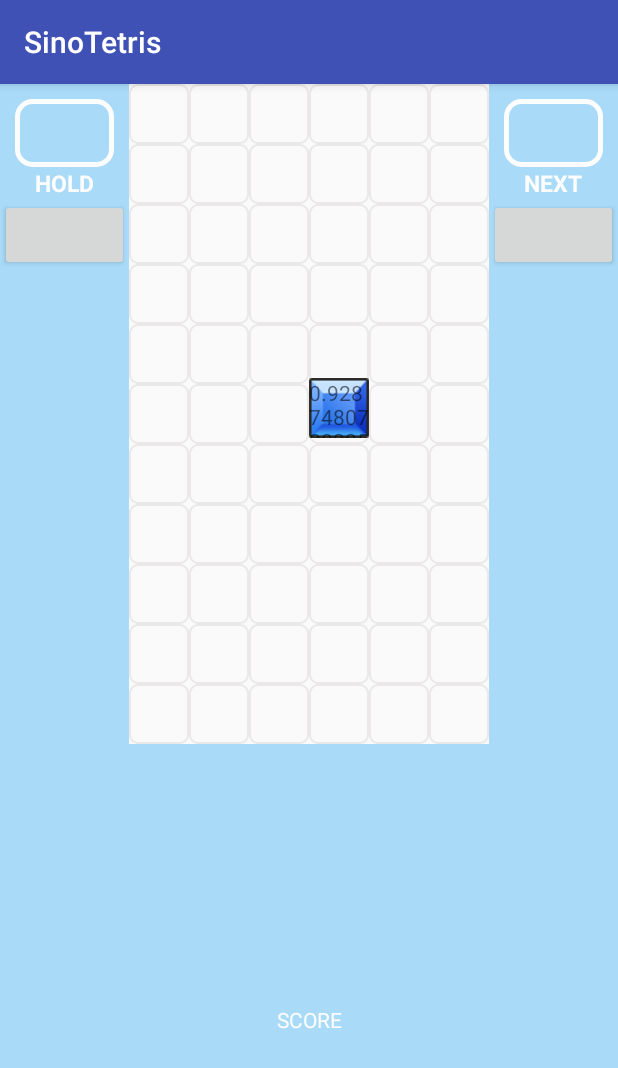
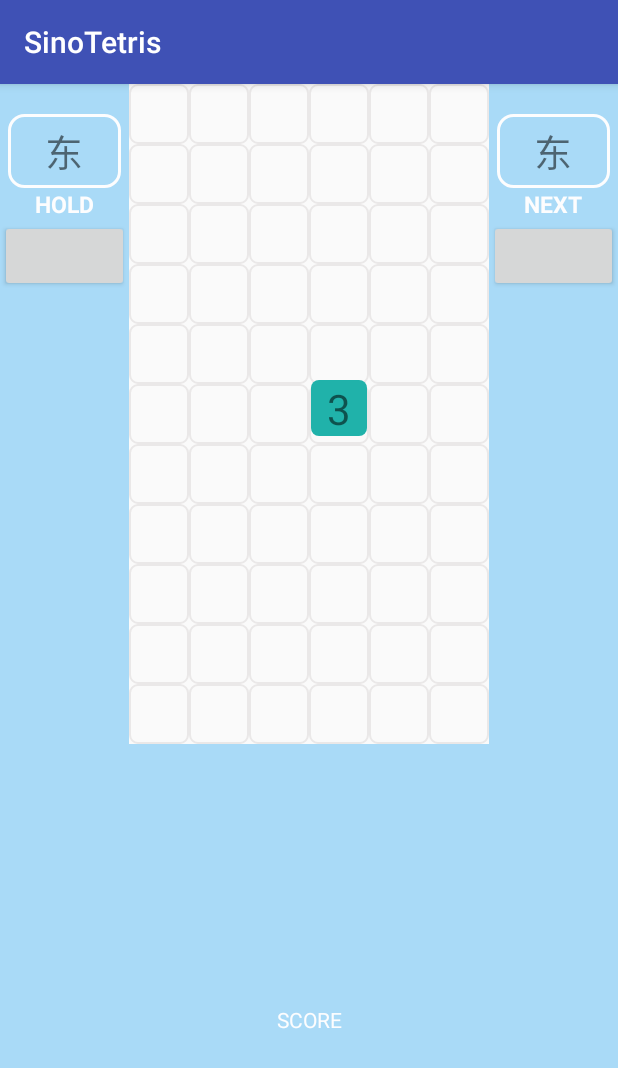
Before and after one commit to yishengma/SinoTetris, an Android app: the TetrisActivity screen opened directly, with no data from a screen before it, on a phone screen of 412 x 824 dp. Shown: the top 1068 px of the screen. Run offline under Robolectric (Android 15) with nearby library versions, the phone set to English and light mode, and no system bars; our stand-ins replace ButterKnife.

Commit message:
添加音效，背景色

```diff
--- a/app/src/main/java/yishengma/sino_tetris/TetrisAdapter.java
+++ b/app/src/main/java/yishengma/sino_tetris/adapter/TetrisAdapter.java
@@ -1,10 +1,12 @@
-package yishengma.sino_tetris;
+package yishengma.sino_tetris.adapter;
 
 import android.content.Context;
 import android.view.View;
 import android.view.ViewGroup;
 import android.widget.BaseAdapter;
 import android.widget.TextView;
+
+import yishengma.sino_tetris.R;
 
 /**
  *
@@ -18,7 +20,7 @@ public class TetrisAdapter extends BaseAdapter {
 
 
 
-    TetrisAdapter(Context context, int count) {
+   public TetrisAdapter(Context context, int count) {
         mContext = context;
         mCount = count;
 
--- a/app/src/main/java/yishengma/bean/BlockView.java
+++ b/app/src/main/java/yishengma/sino_tetris/bean/BlockView.java
@@ -1,8 +1,11 @@
-package yishengma.bean;
+package yishengma.sino_tetris.bean;
 
 import android.content.Context;
+import android.graphics.drawable.GradientDrawable;
 import android.support.annotation.Nullable;
 import android.util.AttributeSet;
+
+import yishengma.sino_tetris.utils.DensityUtil;
 
 
 /**
@@ -14,6 +17,7 @@ public class BlockView extends android.support.v7.widget.AppCompatTextView {
 
     private int mRow;
     private int mColumn;
+    private Color mColor;
     public BlockView(Context context) {
         super(context);
     }
@@ -43,4 +47,17 @@ public class BlockView extends android.support.v7.widget.AppCompatTextView {
         mColumn = column;
         return this;
     }
+
+    public Color getColor() {
+        return mColor;
+    }
+
+    public BlockView setColor(Color color) {
+        mColor = color;
+        GradientDrawable gd = new GradientDrawable();//创建drawable
+        gd.setColor(android.graphics.Color.parseColor(color.getColor()));
+        gd.setCornerRadius(DensityUtil.dip2px(this.getContext(),5));
+        this.setBackground(gd);
+        return this;
+    }
 }
--- a/app/src/main/java/yishengma/bean/Color.java
+++ b/app/src/main/java/yishengma/sino_tetris/bean/Color.java
@@ -1,4 +1,4 @@
-package yishengma.bean;
+package yishengma.sino_tetris.bean;
 
 /**
  * Created by PirateHat on 18-10-5.
--- a/app/src/main/java/yishengma/utils/ColorUtil.java
+++ b/app/src/main/java/yishengma/sino_tetris/utils/ColorUtil.java
@@ -1,7 +1,6 @@
-package yishengma.utils;
+package yishengma.sino_tetris.utils;
 
 import android.content.res.Resources;
-import android.util.Log;
 import android.util.Xml;
 
 import org.xmlpull.v1.XmlPullParser;
@@ -11,7 +10,7 @@ import java.io.InputStream;
 import java.util.ArrayList;
 import java.util.List;
 
-import yishengma.bean.Color;
+import yishengma.sino_tetris.bean.Color;
 
 
 /**
@@ -20,20 +19,42 @@ import yishengma.bean.Color;
  */
 
 public class ColorUtil {
+    private static ColorUtil sColorUtil;
+    private static final String TAG = "ColorUtil";
+    private static List<Color> mAllColors;
 
-    private static final String TAG = "ColorUtil";
-
-    public static void choseColor(Resources resources) {
-
+    private ColorUtil(Resources resources) {
         try {
-            List<Color> colors = pull2xml(resources.getAssets().open("colors.xml"));
-            for (Color c : colors) {
-                Log.e(TAG, "choseColor: " + c.getColor());
-
-            }
+            mAllColors = pull2xml(resources.getAssets().open("colors.xml"));
         } catch (Exception e) {
             e.printStackTrace();
         }
+    }
+
+
+    public static void init(Resources resources){
+        if (sColorUtil==null) {
+            sColorUtil = new ColorUtil(resources);
+
+        }
+    }
+
+
+    public static Color getColor(){
+        if (sColorUtil==null){
+            throw new NullPointerException("ColorUtil has not init! ");
+        }
+        int size = mAllColors.size();
+        int index = (int)(Math.random()*size);
+        Color color = mAllColors.get(index);
+        mAllColors.remove(color);
+        return color;
+    }
+    public static void recyclerColor(Color color){
+        if (sColorUtil==null){
+            throw new NullPointerException("ColorUtil has not init! ");
+        }
+        mAllColors.add(color);
     }
 
     private static List<Color> pull2xml(InputStream is) throws Exception {
--- a/app/src/main/java/yishengma/utils/DensityUtil.java
+++ b/app/src/main/java/yishengma/sino_tetris/utils/DensityUtil.java
@@ -1,4 +1,4 @@
-package yishengma.utils;
+package yishengma.sino_tetris.utils;
 
 import android.content.Context;
 
--- a/app/src/main/java/yishengma/sino_tetris/SelectActivity.java
+++ b/app/src/main/java/yishengma/sino_tetris/view/SelectActivity.java
@@ -1,13 +1,12 @@
-package yishengma.sino_tetris;
+package yishengma.sino_tetris.view;
 
 import android.content.Intent;
 import android.os.Bundle;
-import android.os.PersistableBundle;
-import android.support.annotation.Nullable;
 import android.support.v7.app.AppCompatActivity;
 import android.view.View;
 import android.widget.Button;
 
+import yishengma.sino_tetris.R;
 
 
 public class SelectActivity extends AppCompatActivity implements View.OnClickListener {
--- a/app/src/main/java/yishengma/sino_tetris/TetrisActivity.java
+++ b/app/src/main/java/yishengma/sino_tetris/view/TetrisActivity.java
@@ -1,16 +1,22 @@
-package yishengma.sino_tetris;
+package yishengma.sino_tetris.view;
 
 import android.animation.Animator;
 import android.animation.AnimatorListenerAdapter;
 import android.animation.ObjectAnimator;
 
 import android.animation.ValueAnimator;
+
+import android.media.AudioAttributes;
+import android.media.AudioManager;
+import android.media.SoundPool;
+
 import android.os.Bundle;
 
 
 import android.support.v7.app.AppCompatActivity;
 
 import android.text.TextUtils;
+
 import android.util.Log;
 import android.view.LayoutInflater;
 import android.view.View;
@@ -21,18 +27,20 @@ import android.widget.RelativeLayout;
 import android.widget.TextView;
 
 
-import java.util.Arrays;
+import java.util.HashMap;
 import java.util.LinkedList;
 import java.util.Queue;
-import java.util.Random;
+
 
 import butterknife.BindView;
 import butterknife.ButterKnife;
 import butterknife.OnClick;
-import yishengma.bean.BlockView;
-import yishengma.utils.DensityUtil;
+import yishengma.sino_tetris.R;
+import yishengma.sino_tetris.bean.BlockView;
+import yishengma.sino_tetris.adapter.TetrisAdapter;
+import yishengma.sino_tetris.utils.ColorUtil;
+import yishengma.sino_tetris.utils.DensityUtil;
 
-import static yishengma.utils.ColorUtil.choseColor;
 
 public class TetrisActivity extends AppCompatActivity {
 
@@ -63,6 +71,9 @@ public class TetrisActivity extends AppCompatActivity {
     private boolean mIsRightMove;
     private LinearInterpolator mLinearInterpolator;
     private ObjectAnimator mObjectAnimator;
+    private SoundPool mSoundPool;
+    private HashMap<String, Integer> mMusicMap;
+    private float mVolume;
 
 
     @Override
@@ -71,31 +82,70 @@ public class TetrisActivity extends AppCompatActivity {
         setContentView(R.layout.activity_tetris);
         ButterKnife.bind(this);
         init();
-        // choseColor(getResources());
 
     }
 
 
+
     private void init() {
+        initSoundPool();
+        initView();
+        initData();
+        ColorUtil.init(getResources());
+        generateBlock();
 
+    }
+    private void initSoundPool() {
+        AudioManager manager = (AudioManager) this.getSystemService(AUDIO_SERVICE);
+        if (manager != null) {
+            int maxVolume = manager.getStreamMaxVolume(AudioManager.STREAM_MUSIC);
+            int currentVolume = manager.getStreamVolume(AudioManager.STREAM_MUSIC);
+            mVolume = currentVolume / (float) maxVolume;
+        }
+        SoundPool.Builder builder = new SoundPool.Builder();
+        //传入音频的数量
+        builder.setMaxStreams(3);
+        //AudioAttributes是一个封装音频各种属性的类
+        AudioAttributes.Builder attrBuilder = new AudioAttributes.Builder();
+        //设置音频流的合适属性
+        attrBuilder.setLegacyStreamType(AudioManager.STREAM_MUSIC);
+        builder.setAudioAttributes(attrBuilder.build());
+        mSoundPool = builder.build();
+
+        mMusicMap = new HashMap<>();
+        mMusicMap.put("hold", mSoundPool.load(this, R.raw.hold, 0));
+        mMusicMap.put("launch", mSoundPool.load(this, R.raw.launch, 0));
+        mMusicMap.put("merge", mSoundPool.load(this, R.raw.merge, 0));
+        mMusicMap.put("move", mSoundPool.load(this, R.raw.move, 0));
+        mSoundPool.setOnLoadCompleteListener(new SoundPool.OnLoadCompleteListener() {
+            @Override
+            public void onLoadComplete(SoundPool soundPool, int sampleId, int status) {
+                Log.e(TAG, "onLoadComplete: ");
+            }
+        });
+
+    }
+    private void initView(){
         TetrisAdapter tetrisAdapter = new TetrisAdapter(TetrisActivity.this, 11 * 6);
         mGvGame.setAdapter(tetrisAdapter);
+    }
+    private void initData(){
         mBlockViews = new BlockView[11][6];
         mHeight = new int[]{0, 0, 0, 0, 0, 0};
         mLinearInterpolator = new LinearInterpolator();
         mBlockViews = new BlockView[11][6];
         mBlockText = new String[11][6];
-        generateBlock();
-
     }
 
     private void generateBlock() {
+
         mCurrentBlockView = (BlockView) LayoutInflater.from(TetrisActivity.this)
                 .inflate(R.layout.view_block, mRvGame, false);
-        mCurrentBlockView.setText(String.format("%s", Math.random()));
+        int num = (int) (Math.random() * 10);
+        mCurrentBlockView.setText(String.format("%s", num));
         mRvGame.addView(mCurrentBlockView);
         mCurrentBlockView.bringToFront();
-        mCurrentBlockView.setRow(0).setColumn(3);
+        mCurrentBlockView.setRow(0).setColumn(3).setColor(ColorUtil.getColor());
         //到达顶部，游戏结束
         if (mCurrentBlockView.getRow() + 1 + mHeight[mCurrentBlockView.getColumn()] >= 11) {
             return;
@@ -158,6 +208,8 @@ public class TetrisActivity extends AppCompatActivity {
                 //没有左右滑动，且已经到达底部，记录方块并生成下一个方块
                 if (row + 1 + mHeight[col] >= 11) {
                     mHeight[col]++;
+                    mSoundPool.play(mMusicMap.get("launch"), mVolume, mVolume, 1, 0, 1);
+
                     mBlockViews[row][col] = mCurrentBlockView;
                     mBlockText[row][col] = String.valueOf(mCurrentBlockView.getText());
                     //测试
@@ -179,6 +231,7 @@ public class TetrisActivity extends AppCompatActivity {
     }
 
     private void horizonAnimation(final int nextCol) {
+        mSoundPool.play(mMusicMap.get("move"), mVolume, mVolume, 0, 0, 1);
 
         mCurrentBlockView.setColumn(nextCol);
         mObjectAnimator = ObjectAnimator.ofFloat(mCurrentBlockView, "translationX", DensityUtil.dip2px(this, (nextCol - 3) * 40));
@@ -198,6 +251,8 @@ public class TetrisActivity extends AppCompatActivity {
                 //左右滑动后，如果到底了就不再继续滑动
                 if (row + 1 + mHeight[col] >= 11) {
                     mHeight[col]++;
+                    mSoundPool.play(mMusicMap.get("launch"), mVolume, mVolume, 0, 0, 1);
+
                     mBlockViews[row][col] = mCurrentBlockView;
                     mBlockText[row][col] = String.valueOf(mCurrentBlockView.getText());
                     generateBlock();
@@ -235,6 +290,8 @@ public class TetrisActivity extends AppCompatActivity {
                 if (!TextUtils.isEmpty(blockText) && !blockText.equals(blockView.getText())) {
                     //这里有个动画效果 弹起一下的滑动...
                     //如果方块上是空白的话才允许抖动
+                    mSoundPool.play(mMusicMap.get("merge"), mVolume, mVolume, 0, 0, 1);
+
                     int row = blockView.getRow();
                     int col = blockView.getColumn();
                     if (mBlockViews[row - 1][col] == null) {
@@ -251,8 +308,6 @@ public class TetrisActivity extends AppCompatActivity {
             shakeAnimation(shakeBlocks);
             return;
         }
-
-
         //不需要就直接下落
         dropBlocks();
 
@@ -279,8 +334,6 @@ public class TetrisActivity extends AppCompatActivity {
                 }
             }
         }
-
-
     }
 
 
@@ -331,15 +384,16 @@ public class TetrisActivity extends AppCompatActivity {
             @Override
             public void onAnimationEnd(Animator animation) {
                 super.onAnimationEnd(animation);
-                   //如果还有方块没有动画就继续
-                   if (!queue.isEmpty()){
-                       executeShakeAnimation(queue);
-                   }else {
-                       //如果所有的抖动了就开始下落
-                       dropBlocks();
-                   }
+                //如果还有方块没有动画就继续
+                if (!queue.isEmpty()) {
+                    executeShakeAnimation(queue);
+                } else {
+                    //如果所有的抖动了就开始下落
+                    dropBlocks();
+                }
             }
         });
     }
 
+
 }
--- a/app/src/main/res/drawable/tips_background.xml
+++ b/app/src/main/res/drawable/tips_background.xml
@@ -1,8 +1,7 @@
 <?xml version="1.0" encoding="utf-8"?>
 <shape xmlns:android="http://schemas.android.com/apk/res/android"
     android:shape="rectangle">
-
-    <stroke android:width="3dp"
+    <stroke android:width="2dp"
         android:color="@color/colorWhite"/>
     <corners android:radius="10dp"/>
 </shape>
--- a/app/src/main/res/layout/activity_tetris.xml
+++ b/app/src/main/res/layout/activity_tetris.xml
@@ -13,12 +13,13 @@
         android:orientation="vertical">
 
         <TextView
+            android:text="东"
             android:id="@+id/tv_hold_text"
             android:layout_width="match_parent"
             android:layout_height="wrap_content"
-            android:layout_marginLeft="10dp"
-            android:layout_marginRight="10dp"
-            android:layout_marginTop="10dp"
+            android:layout_marginLeft="5dp"
+            android:layout_marginRight="5dp"
+            android:layout_marginTop="20dp"
             android:background="@drawable/tips_background"
             android:gravity="center"
             android:paddingBottom="5dp"
@@ -88,12 +89,13 @@
         android:orientation="vertical">
 
         <TextView
+            android:text="东"
             android:id="@+id/tv_next_text"
             android:layout_width="match_parent"
             android:layout_height="wrap_content"
-            android:layout_marginLeft="10dp"
-            android:layout_marginRight="10dp"
-            android:layout_marginTop="10dp"
+            android:layout_marginLeft="5dp"
+            android:layout_marginRight="5dp"
+            android:layout_marginTop="20dp"
             android:background="@drawable/tips_background"
             android:gravity="center"
             android:paddingBottom="5dp"
--- a/app/src/main/res/layout/view_block.xml
+++ b/app/src/main/res/layout/view_block.xml
@@ -1,10 +1,12 @@
 <?xml version="1.0" encoding="utf-8"?>
-<yishengma.bean.BlockView
+<yishengma.sino_tetris.bean.BlockView
     xmlns:android="http://schemas.android.com/apk/res/android"
-    android:background="@drawable/star_b"
-    android:layout_width="40dp"
-    android:layout_height="40dp"
-    android:layout_marginLeft="120dp"
-    android:layout_marginTop="0dp">
+    android:textSize="28sp"
+    android:gravity="center"
+    android:layout_width="37dp"
+    android:layout_height="37dp"
 
-</yishengma.bean.BlockView>
+    android:layout_marginLeft="121.5dp"
+    android:layout_marginTop="1.5dp">
+
+</yishengma.sino_tetris.bean.BlockView>
```
Also changed, not shown: app/src/main/AndroidManifest.xml (+6 -3 lines), app/src/main/assets/colors.xml (+0 -48 lines), 4 other files.
